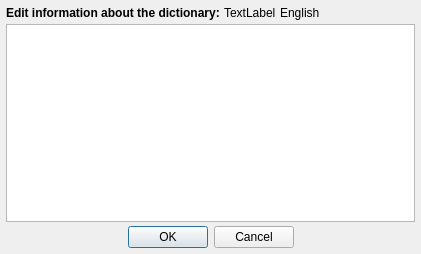
This is dictionarytextform.ui in z1dev/zkanji as Qt 5 draws it before an edit. The edited form follows.
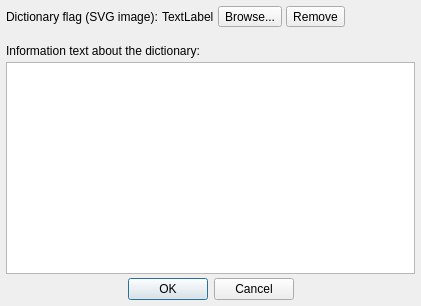
This is the edited form.

Commit message: * Dictionaries can have custom SVG image flags. * Changed dictionary file format to include the flag.

```diff
--- a/dictionarytextform.ui
+++ b/dictionarytextform.ui
@@ -7,7 +7,7 @@
     <x>0</x>
     <y>0</y>
     <width>421</width>
-    <height>254</height>
+    <height>306</height>
    </rect>
   </property>
   <property name="windowTitle">
@@ -31,11 +31,11 @@
      <number>6</number>
     </property>
     <item>
-     <layout class="QHBoxLayout" name="horizontalLayout">
+     <layout class="QHBoxLayout" name="horizontalLayout_2">
       <item>
-       <widget class="QLabel" name="label">
+       <widget class="QLabel" name="label_2">
         <property name="text">
-         <string>&lt;b&gt;Edit information about the dictionary:&lt;/b&gt;</string>
+         <string>Dictionary flag (SVG image):</string>
         </property>
        </widget>
       </item>
@@ -47,9 +47,56 @@
        </widget>
       </item>
       <item>
-       <widget class="QLabel" name="dictLabel">
+       <widget class="QToolButton" name="browseButton">
         <property name="text">
-         <string>English</string>
+         <string>Browse...</string>
+        </property>
+       </widget>
+      </item>
+      <item>
+       <widget class="QToolButton" name="removeButton">
+        <property name="text">
+         <string>Remove</string>
+        </property>
+       </widget>
+      </item>
+      <item>
+       <spacer name="horizontalSpacer_2">
+        <property name="orientation">
+         <enum>Qt::Horizontal</enum>
+        </property>
+        <property name="sizeHint" stdset="0">
+         <size>
+          <width>40</width>
+          <height>20</height>
+         </size>
+        </property>
+       </spacer>
+      </item>
+     </layout>
+    </item>
+    <item>
+     <spacer name="verticalSpacer">
+      <property name="orientation">
+       <enum>Qt::Vertical</enum>
+      </property>
+      <property name="sizeType">
+       <enum>QSizePolicy::Fixed</enum>
+      </property>
+      <property name="sizeHint" stdset="0">
+       <size>
+        <width>5</width>
+        <height>13</height>
+       </size>
+      </property>
+     </spacer>
+    </item>
+    <item>
+     <layout class="QHBoxLayout" name="horizontalLayout">
+      <item>
+       <widget class="QLabel" name="label">
+        <property name="text">
+         <string>Information text about the dictionary:</string>
         </property>
        </widget>
       </item>
```
The commit also changes 20 other files.
